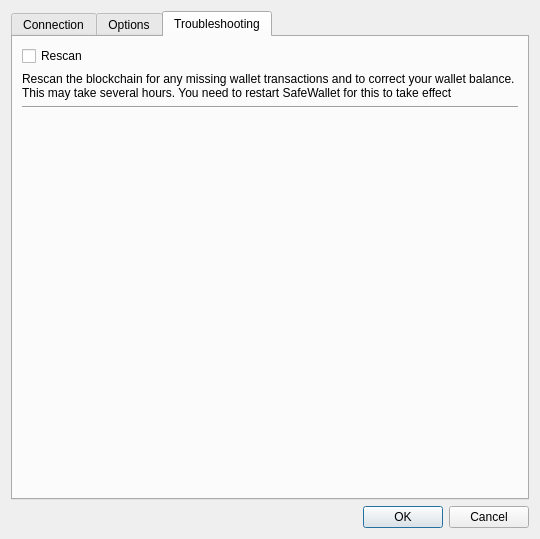
Before: the Qt Designer form src/settings.ui in OleksandrBlack/safewallet-lite, drawn with Qt 5.
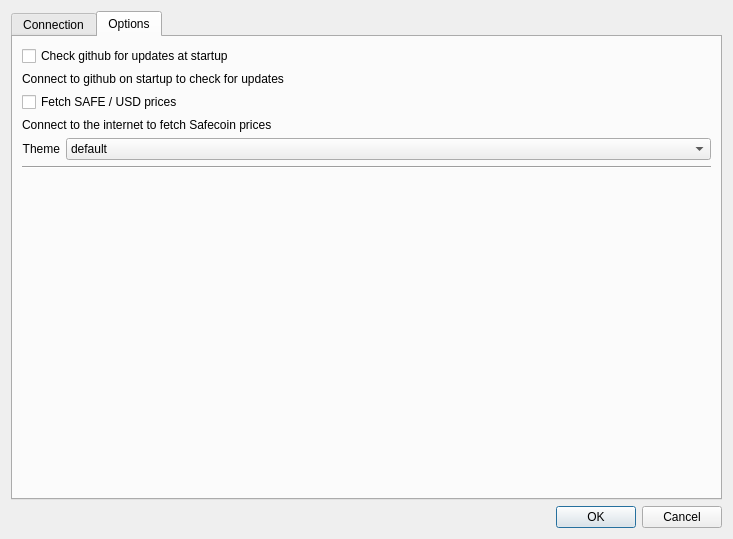
After: the same form once the commit is applied. The open tabs and pages were chosen to show the change.

Patch:
```diff
--- a/src/settings.ui
+++ b/src/settings.ui
@@ -6,16 +6,10 @@
    <rect>
     <x>0</x>
     <y>0</y>
-    <width>540</width>
+    <width>733</width>
     <height>539</height>
    </rect>
   </property>
-  <property name="minimumSize">
-   <size>
-    <width>540</width>
-    <height>500</height>
-   </size>
-  </property>
   <property name="windowTitle">
    <string>Settings</string>
   </property>
@@ -188,50 +182,6 @@
        </item>
       </layout>
      </widget>
-     <widget class="QWidget" name="tab_3">
-      <attribute name="title">
-       <string>Troubleshooting</string>
-      </attribute>
-      <layout class="QGridLayout" name="gridLayout_2">
-       <item row="5" column="0">
-        <spacer name="verticalSpacer_3">
-         <property name="orientation">
-          <enum>Qt::Vertical</enum>
-         </property>
-         <property name="sizeHint" stdset="0">
-          <size>
-           <width>20</width>
-           <height>40</height>
-          </size>
-         </property>
-        </spacer>
-       </item>
-       <item row="2" column="0">
-        <widget class="Line" name="line_3">
-         <property name="orientation">
-          <enum>Qt::Horizontal</enum>
-         </property>
-        </widget>
-       </item>
-       <item row="1" column="0">
-        <widget class="QLabel" name="label_9">
-         <property name="text">
-          <string>Rescan the blockchain for any missing wallet transactions and to correct your wallet balance. This may take several hours. You need to restart SafeWallet for this to take effect</string>
-         </property>
-         <property name="wordWrap">
-          <bool>true</bool>
-         </property>
-        </widget>
-       </item>
-       <item row="0" column="0">
-        <widget class="QCheckBox" name="chkRescan">
-         <property name="text">
-          <string>Rescan</string>
-         </property>
-        </widget>
-       </item>
-      </layout>
-     </widget>
     </widget>
    </item>
    <item>
```
Left out of the diff: 21 changed lines with no effect on the pictures.
